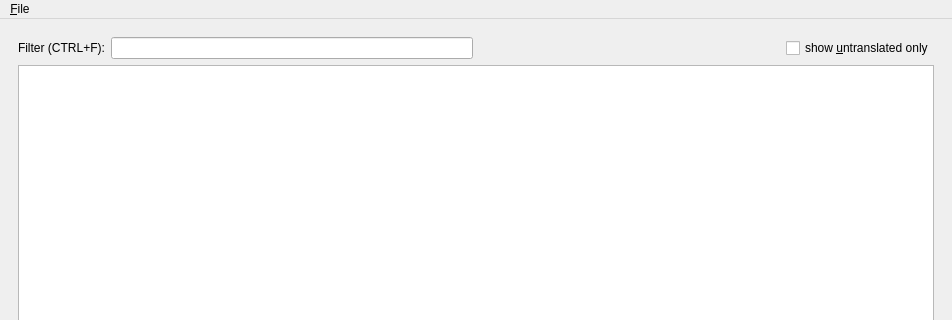
Before: the Qt Designer form ui_mainwindow.ui in aszell/apropy, drawn with Qt 5; both pictures show x 0 to 952 and y 0 to 320 of the 952 by 751 pixel window.
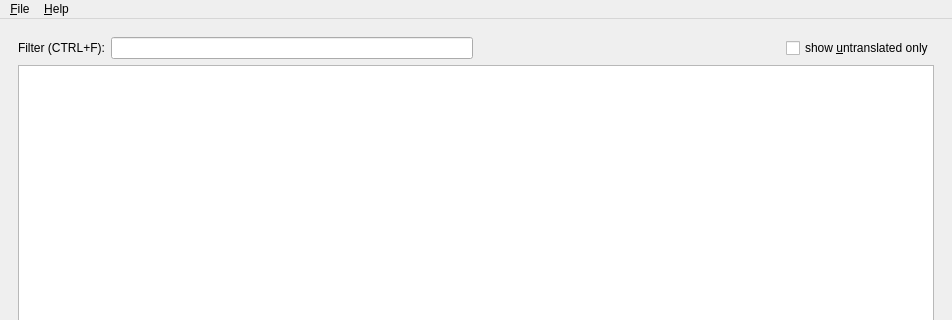
After: the same form once the commit is applied.

Commit message: About box

Diff of the .ui file:
```diff
--- a/ui_mainwindow.ui
+++ b/ui_mainwindow.ui
@@ -175,7 +175,14 @@
     <addaction name="action_Open"/>
     <addaction name="action_Save"/>
    </widget>
+   <widget class="QMenu" name="menu_Help">
+    <property name="title">
+     <string>&amp;Help</string>
+    </property>
+    <addaction name="action_About"/>
+   </widget>
    <addaction name="menu_File"/>
+   <addaction name="menu_Help"/>
   </widget>
   <widget class="QStatusBar" name="statusbar"/>
   <action name="action_Open">
```
Left out of the diff: 9 changed lines with no effect on the pictures. The commit also changes 2 other files.
